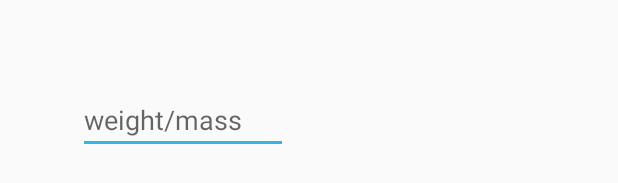
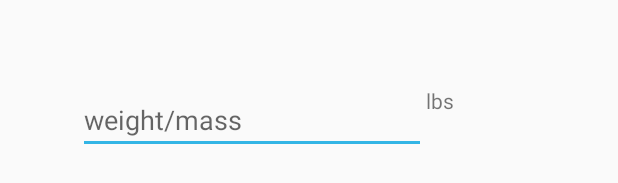
Before and after one commit to rlundquist3/liftsense, an Android app: the layout fragment_exercise_detail.xml on its own in the app's theme, with its tools: preview values and no code run, on a phone screen of 412 x 824 dp. Shown: the part 326-509 px from the top of the screen. Run offline under Robolectric (Android 15) with nearby library versions, the phone set to English and light mode, and no system bars.

Commit message:
layout updates

```diff
--- a/app/src/main/res/layout/fragment_exercise_detail.xml
+++ b/app/src/main/res/layout/fragment_exercise_detail.xml
@@ -30,7 +30,7 @@
         android:layout_marginLeft="52dp"
         android:layout_marginStart="53dp"
         android:layout_alignParentStart="true"
-        android:layout_toStartOf="@+id/unit_spinner"
+        android:layout_toStartOf="@+id/unit_text"
         android:hint="weight/mass"
         android:layout_below="@+id/imageView2" />
 
@@ -40,7 +40,8 @@
         android:id="@+id/unit_text"
         android:layout_alignTop="@+id/weight_field"
         android:layout_alignEnd="@+id/button"
-        android:layout_alignBottom="@+id/weight_field" />
+        android:layout_alignBottom="@+id/weight_field"
+        android:text="lbs"/>
 
     <ImageButton
         android:layout_width="wrap_content"
```
Also changed, not shown: app/src/main/java/com/rileylundquist/liftsense/ExerciseDetailActivity.java (+0 -15 lines), app/src/main/java/com/rileylundquist/liftsense/MainActivity.java (+20 -5 lines).
